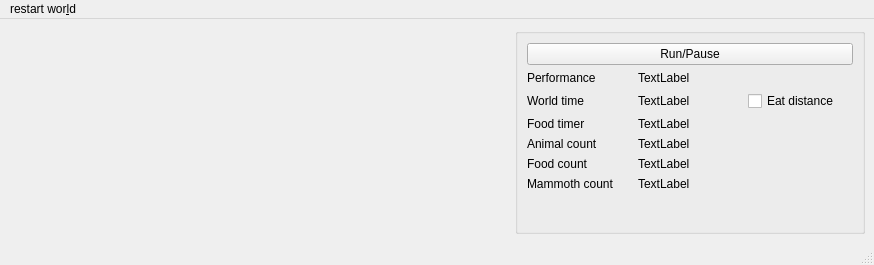
zshimanchik/animals, file animals/main_window.ui: the form before one commit.
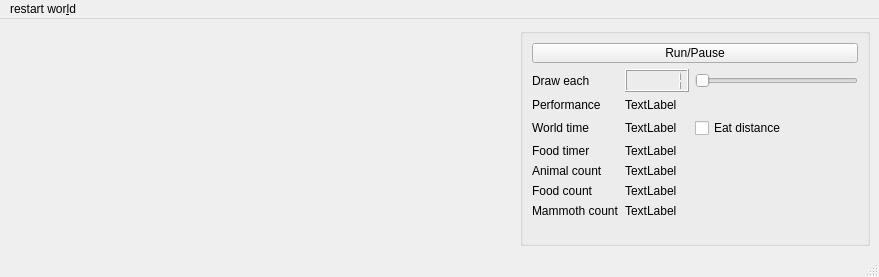
The form after the commit.

Commit message: draw each n times implemented for boosting calculation by rare painting

Patch:
```diff
--- a/animals/main_window.ui
+++ b/animals/main_window.ui
@@ -6,8 +6,8 @@
    <rect>
     <x>0</x>
     <y>0</y>
-    <width>868</width>
-    <height>265</height>
+    <width>879</width>
+    <height>277</height>
    </rect>
   </property>
   <property name="windowTitle">
@@ -461,7 +461,7 @@
          <property name="minimumSize">
           <size>
            <width>0</width>
-           <height>0</height>
+           <height>20</height>
           </size>
          </property>
          <property name="maximumSize">
@@ -475,77 +475,77 @@
          </property>
         </widget>
        </item>
-       <item row="2" column="2">
+       <item row="3" column="2">
         <widget class="QCheckBox" name="eat_distance_checkbox">
          <property name="text">
           <string>Eat distance</string>
          </property>
         </widget>
        </item>
-       <item row="6" column="0">
+       <item row="7" column="0">
         <widget class="QLabel" name="mammoth_count_label_lbl">
          <property name="text">
           <string>Mammoth count</string>
          </property>
         </widget>
        </item>
-       <item row="1" column="0">
+       <item row="2" column="0">
         <widget class="QLabel" name="performance_label_lbl">
          <property name="text">
           <string>Performance</string>
          </property>
         </widget>
        </item>
-       <item row="1" column="1">
+       <item row="2" column="1">
         <widget class="QLabel" name="performance_label">
          <property name="text">
           <string>TextLabel</string>
          </property>
         </widget>
        </item>
-       <item row="2" column="0">
+       <item row="3" column="0">
         <widget class="QLabel" name="world_time_label_lbl">
          <property name="text">
           <string>World time</string>
          </property>
         </widget>
        </item>
-       <item row="5" column="1">
+       <item row="6" column="1">
         <widget class="QLabel" name="food_count_label">
          <property name="text">
           <string>TextLabel</string>
          </property>
         </widget>
        </item>
-       <item row="2" column="1">
+       <item row="3" column="1">
         <widget class="QLabel" name="world_time_label">
          <property name="text">
           <string>TextLabel</string>
          </property>
         </widget>
        </item>
-       <item row="4" column="0">
+       <item row="5" column="0">
         <widget class="QLabel" name="animal_count_label_lbl">
          <property name="text">
           <string>Animal count</string>
          </property>
         </widget>
        </item>
-       <item row="4" column="1">
+       <item row="5" column="1">
         <widget class="QLabel" name="animal_count_label">
          <property name="text">
           <string>TextLabel</string>
          </property>
         </widget>
        </item>
-       <item row="5" column="0">
+       <item row="6" column="0">
         <widget class="QLabel" name="food_count_label_lbl">
          <property name="text">
           <string>Food count</string>
          </property>
         </widget>
        </item>
-       <item row="7" column="1">
+       <item row="8" column="1">
         <spacer name="verticalSpacer">
          <property name="orientation">
           <enum>Qt::Vertical</enum>
@@ -558,27 +558,54 @@
          </property>
         </spacer>
        </item>
-       <item row="6" column="1">
+       <item row="7" column="1">
         <widget class="QLabel" name="mammoth_count_label">
          <property name="text">
           <string>TextLabel</string>
          </property>
         </widget>
        </item>
-       <item row="3" column="0">
+       <item row="4" column="0">
         <widget class="QLabel" name="food_timer_label_lbl">
          <property name="text">
           <string>Food timer</string>
          </property>
         </widget>
        </item>
-       <item row="3" column="1">
+       <item row="4" column="1">
         <widget class="QLabel" name="food_timer_label">
          <property name="text">
           <string>TextLabel</string>
          </property>
         </widget>
        </item>
+       <item row="1" column="2">
+        <widget class="QSlider" name="draw_each_times_slider">
+         <property name="minimum">
+          <number>1</number>
+         </property>
+         <property name="maximum">
+          <number>200</number>
+         </property>
+         <property name="orientation">
+          <enum>Qt::Horizontal</enum>
+         </property>
+        </widget>
+       </item>
+       <item row="1" column="0">
+        <widget class="QLabel" name="draw_each_times_label">
+         <property name="text">
+          <string>Draw each</string>
+         </property>
+        </widget>
+       </item>
+       <item row="1" column="1">
+        <widget class="QLCDNumber" name="draw_each_times_lcd">
+         <property name="intValue" stdset="0">
+          <number>1</number>
+         </property>
+        </widget>
+       </item>
       </layout>
      </widget>
     </item>
@@ -589,8 +616,8 @@
     <rect>
      <x>0</x>
      <y>0</y>
-     <width>868</width>
-     <height>30</height>
+     <width>879</width>
+     <height>28</height>
     </rect>
    </property>
    <widget class="QMenu" name="menuRestart_world">
```
Left out of the diff: 20 changed lines with no effect on the pictures. The commit also changes 2 other files.
